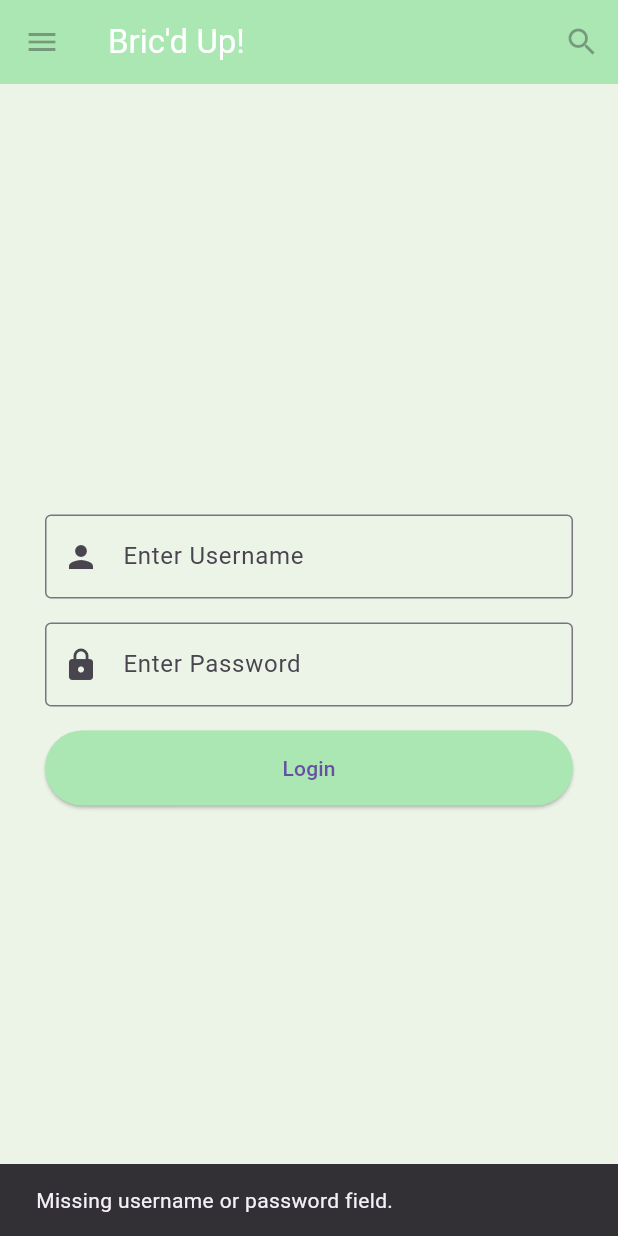
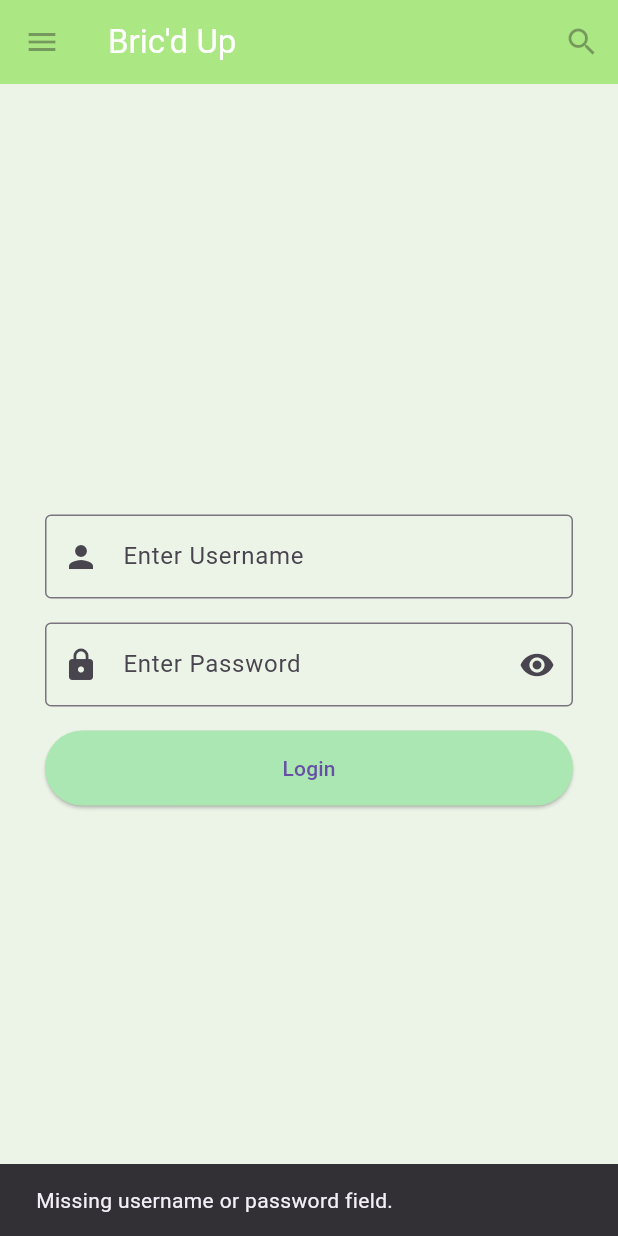
Before and after one commit to MAD-Bric-d-Up/Real-Bricd-Up, a Flutter app: the screen it shows after launch, after a tap on "Login", on a phone screen of 412 x 824 dp. Run offline on Flutter 3.47's test engine with Material 3 defaults, Android fonts, the phone set to English and light mode, and no system bars; our stand-ins replace camera.

Commit message:
make navbar a component, implement very basic camera, make passwords not viisble when typing

```diff
--- /dev/null
+++ b/lib/components/navbar.dart
@@ -0,0 +1,39 @@
+import 'package:flutter/material.dart';
+
+class NavBar extends StatelessWidget implements PreferredSizeWidget {
+  final String title;
+  final List<Widget>? actions;
+  final Widget? leading;
+
+  const NavBar({
+    super.key,
+    required this.title,
+    this.actions,
+    this.leading,
+  });
+
+  @override
+  Widget build(BuildContext context) {
+
+    const Widget defaultLeadingIcon = IconButton(
+      onPressed: null,
+      icon: Icon(Icons.menu),
+      tooltip: 'Navigation Menu',
+    );
+
+    return AppBar(
+      leading: leading ?? defaultLeadingIcon,
+      title: Text(
+        title,
+        style: TextStyle(
+          color: Colors.white,
+        ),
+      ),
+      actions: actions,
+      backgroundColor: const Color(0xFFABE782),
+    );
+  }
+
+  @override
+  Size get preferredSize => Size.fromHeight(kToolbarHeight);
+}
--- a/lib/main.dart
+++ b/lib/main.dart
@@ -1,11 +1,20 @@
+import 'package:bricd_up/pages/camera.dart';
+import 'package:camera/camera.dart';
 import 'package:flutter/material.dart';
 
 import 'package:bricd_up/pages/login.dart';
 
-void main() {
-  runApp(const MaterialApp(
-    title: "Bric'd Up!",
-    home: Login()
+void main() async {
+
+  WidgetsFlutterBinding.ensureInitialized();
+
+  final cameras = await availableCameras();
+
+  final firstCamera = cameras.first;
+
+  runApp(MaterialApp(
+      title: "Bric'd Up!",
+      home: Login(),
     )
   );
 }
--- a/lib/pages/login.dart
+++ b/lib/pages/login.dart
@@ -1,3 +1,4 @@
+import 'package:bricd_up/components/navbar.dart';
 import 'package:flutter/material.dart';
 
 class Login extends StatefulWidget {
@@ -12,6 +13,8 @@ class _LoginState extends State<Login> {
   // Username and Password Text Controllers
   final TextEditingController _usernameController = TextEditingController();
   final TextEditingController _passwordController = TextEditingController();
+
+  bool _passwordVisible = true;
 
   /// Good practice to dispose to prevent memory leaks
   @override
@@ -28,26 +31,20 @@ class _LoginState extends State<Login> {
       backgroundColor: const Color(0xFFECF4E8), // body bg color
 
       // NavBar at top of screen
-      appBar: AppBar(
-        leading: const IconButton(
+      appBar: const NavBar(
+        title: "Bric'd Up",
+        actions: [
+          IconButton(
+            onPressed: null,
+            icon: Icon(Icons.search),
+            tooltip: 'Search',
+          )
+        ],
+        leading: IconButton(
           onPressed: null,
           icon: Icon(Icons.menu),
           tooltip: 'Navigation Menu',
         ),
-        title: const Text(
-          "Bric'd Up!",
-          style: TextStyle(
-            color: Colors.white,
-          ),
-        ),
-        actions: const [
-          IconButton(
-            onPressed: null,
-            icon: Icon(Icons.search),
-            tooltip: 'Search',
-          ),
-        ],
-        backgroundColor: const Color(0xFFABE7B2),
       ),
 
       // Main Body Content Here
@@ -73,11 +70,22 @@ class _LoginState extends State<Login> {
             // Password Input
             TextField(
               controller: _passwordController,
-              decoration: const InputDecoration(
+              decoration: InputDecoration(
                 labelText: 'Enter Password',
                 border: OutlineInputBorder(),
                 prefixIcon: Icon(Icons.lock),
+                suffixIcon: IconButton(
+                  onPressed: () {
+                    setState(() {
+                      _passwordVisible = !_passwordVisible;
+                    });
+                  },
+                  icon: Icon(
+                    _passwordVisible ? Icons.visibility : Icons.visibility_off,
+                  )
+                )
               ),
+              obscureText: _passwordVisible,
             ),
 
             // spacer
```
Also changed, not shown: lib/pages/camera.dart (added, +77 -0 lines).
